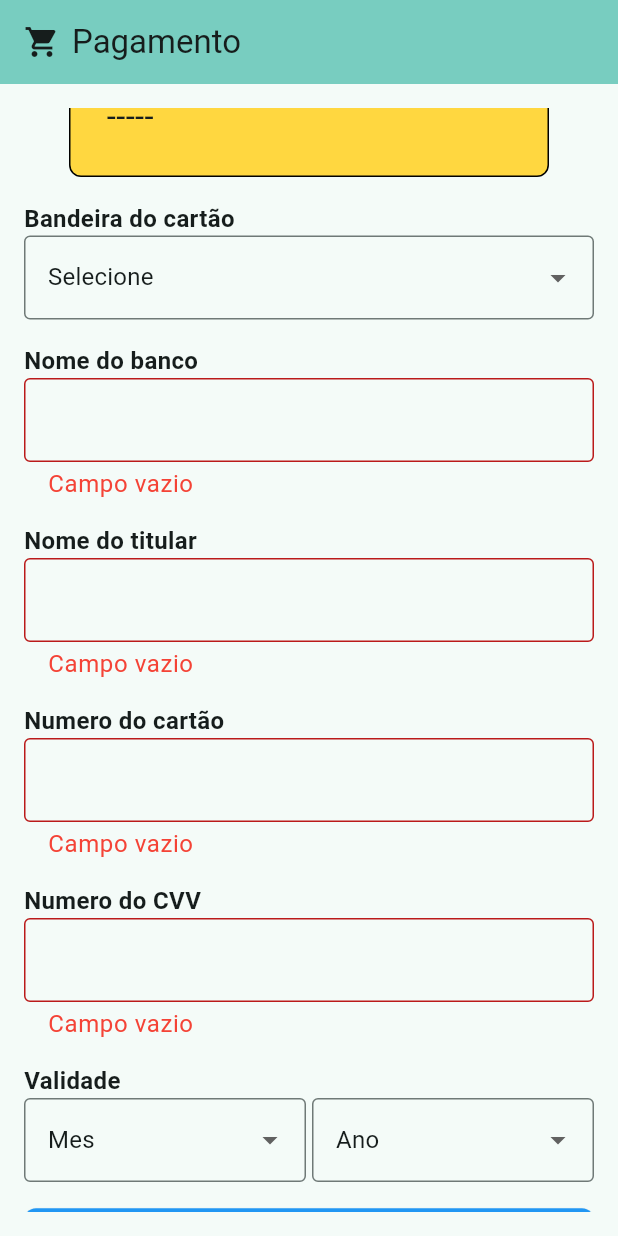
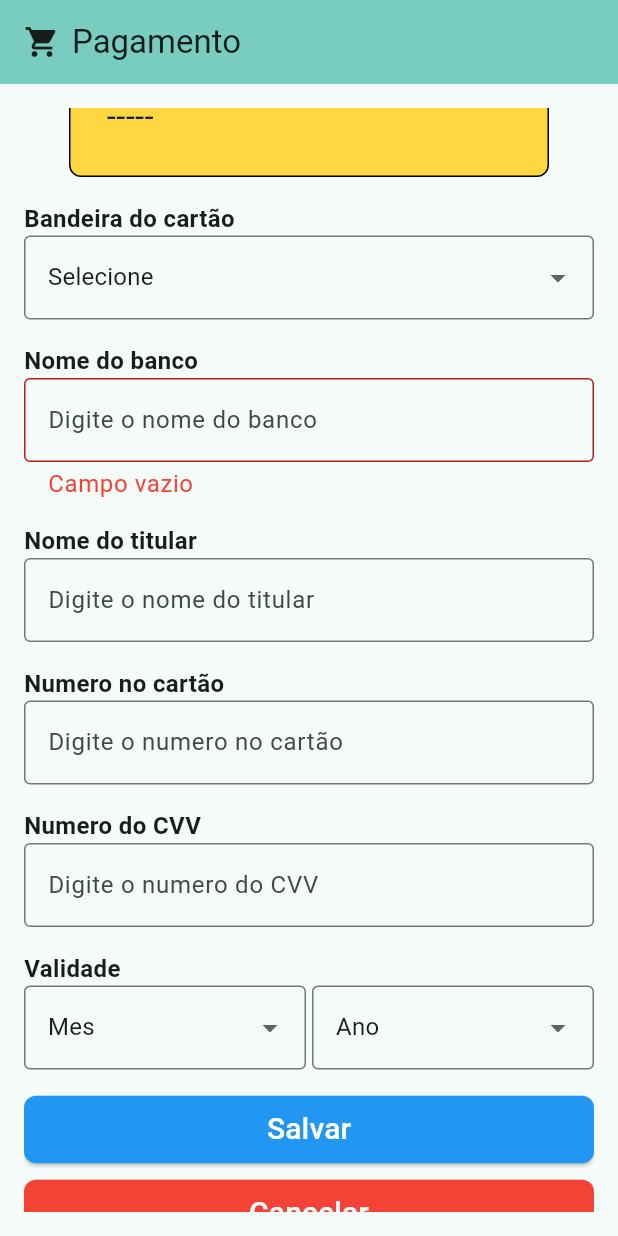
Before and after one commit to otaviohenrique1/app_compras, a Flutter app: the screen it shows after launch, scrolled down 154 dp, after a tap on "Salvar", on a phone screen of 412 x 824 dp. Run offline on Flutter 3.47's test engine with Material 2 defaults, Android fonts, the phone set to English and light mode, and no system bars.

Commit message:
Commit 3

```diff
--- a/lib/components/campo_texto.dart
+++ b/lib/components/campo_texto.dart
@@ -8,8 +8,10 @@ class CampoTexto extends StatelessWidget {
     this.obscureText,
     this.initialValue,
     this.hintText,
+    this.validator,
     this.onChanged,
     this.onSaved,
+    this.controller,
   });
 
   final String? labelText;
@@ -17,18 +19,16 @@ class CampoTexto extends StatelessWidget {
   final TextInputType? keyboardType;
   final bool? obscureText;
   final String? initialValue;
-  final Function(String)? onChanged;
-  final Function(String?)? onSaved;
+  final TextEditingController? controller;
+  final String? Function(String?)? validator;
+  final void Function(String)? onChanged;
+  final void Function(String?)? onSaved;
 
   @override
   Widget build(BuildContext context) {
     return TextFormField(
-      validator: (value) {
-        if (value == null || value.isEmpty) {
-          return "Campo vazio";
-        }
-        return null;
-      },
+      controller: controller,
+      validator: validator,
       onChanged: onChanged,
       onSaved: onSaved,
       initialValue: initialValue,
--- a/lib/components/select.dart
+++ b/lib/components/select.dart
@@ -6,11 +6,13 @@ class Select extends StatefulWidget {
     required this.lista,
     this.validator,
     this.outroItem,
+    this.onSaved,
   });
 
   final List<String> lista;
+  final String? outroItem;
   final String? Function(String?)? validator;
-  final String? outroItem;
+  final void Function(String?)? onSaved;
 
   @override
   State<Select> createState() => _SelectState();
@@ -41,6 +43,7 @@ class _SelectState extends State<Select> {
           dropdownValue = value!;
         });
       },
+      onSaved: widget.onSaved,
       decoration: InputDecoration(
         border: OutlineInputBorder(
           borderSide: const BorderSide(
--- a/lib/pages/homepage.dart
+++ b/lib/pages/homepage.dart
@@ -12,9 +12,17 @@ class Homepage extends StatefulWidget {
 }
 
 class _HomepageState extends State<Homepage> {
+  final formKey = GlobalKey<FormState>();
+
   @override
   Widget build(BuildContext context) {
-    var formKey = GlobalKey<FormState>();
+    final bandeiraCartaoCreditoController = TextEditingController();
+
+    String bandeiraCartaoCredito = "";
+    String _nomeBanco = "";
+    String _nomeTitular = "";
+    String _numeroCartao = "";
+    String _numeroCartaoCVV = "";
 
     return Scaffold(
       appBar: AppBar(
@@ -37,44 +45,76 @@ class _HomepageState extends State<Homepage> {
             children: <Widget>[
               Padding(
                 padding: const EdgeInsets.only(bottom: 16),
-                child: Cartao(),
+                child: Cartao(
+                  bandeiraCartaoCredito: bandeiraCartaoCredito,
+                  nomeBanco: _nomeBanco,
+                  nomeTitular: _nomeTitular,
+                ),
               ),
               LabelCampo(
                 padding: const EdgeInsets.only(bottom: 16),
                 exibeTitulo: true,
                 titulo: "Bandeira do cartão",
-                campo: Select(lista: listaBandeirasCartaoCredito),
+                campo: Select(
+                  lista: listaBandeirasCartaoCredito,
+                  onSaved: (value) {
+                    bandeiraCartaoCredito = value!;
+                  },
+                ),
               ),
-              const LabelCampo(
-                padding: EdgeInsets.only(bottom: 16),
+              LabelCampo(
+                padding: const EdgeInsets.only(bottom: 16),
                 exibeTitulo: true,
                 titulo: "Nome do banco",
                 campo: CampoTexto(
                   keyboardType: TextInputType.text,
+                  hintText: "Digite o nome do banco",
+                  onSaved: (value) {
+                    _nomeBanco = value!;
+                  },
+                  controller: bandeiraCartaoCreditoController,
+                  validator: (value) {
+                    if (value == null || value.isEmpty) {
+                      return "Campo vazio";
+                    }
+                    return null;
+                  },
                 ),
               ),
-              const LabelCampo(
-                padding: EdgeInsets.only(bottom: 16),
+              LabelCampo(
+                padding: const EdgeInsets.only(bottom: 16),
                 exibeTitulo: true,
                 titulo: "Nome do titular",
                 campo: CampoTexto(
                   keyboardType: TextInputType.text,
+                  hintText: "Digite o nome do titular",
+                  onSaved: (value) {
+                    _nomeTitular = value!;
+                  },
                 ),
               ),
-              const LabelCampo(
-                padding: EdgeInsets.only(bottom: 16),
+              LabelCampo(
+                padding: const EdgeInsets.only(bottom: 16),
                 exibeTitulo: true,
-                titulo: "Numero do cartão",
+                titulo: "Numero no cartão",
                 campo: CampoTexto(
                   keyboardType: TextInputType.text,
+                  hintText: "Digite o numero no cartão",
+                  onSaved: (value) {
+                    _numeroCartao = value!;
+                  },
                 ),
               ),
-              const LabelCampo(
-                padding: EdgeInsets.only(bottom: 16),
+              LabelCampo(
+                padding: const EdgeInsets.only(bottom: 16),
                 exibeTitulo: true,
                 titulo: "Numero do CVV",
                 campo: CampoTexto(
                   keyboardType: TextInputType.number,
+                  hintText: "Digite o numero do CVV",
+                  onSaved: (value) {
+                    _numeroCartaoCVV = value!;
+                  },
                 ),
               ),
               LabelCampo(
@@ -104,37 +144,30 @@ class _HomepageState extends State<Homepage> {
                 fontSize: 20,
                 onPressed: () {
                   if (formKey.currentState!.validate()) {
-                    ScaffoldMessenger.of(context).showSnackBar(
-                      const SnackBar(
-                        content: Text(
-                          "Produto editado com sucesso!",
-                          style: TextStyle(fontSize: 16),
-                        ),
-                        showCloseIcon: true,
-                      ),
-                    );
+                    // ScaffoldMessenger.of(context).showSnackBar(
+                    //   const SnackBar(
+                    //     content: Text(
+                    //       "Produto editado com sucesso!",
+                    //       style: TextStyle(fontSize: 16),
+                    //     ),
+                    //     showCloseIcon: true,
+                    //   ),
+                    // );
+                    print("_nomeBanco => $_nomeBanco");
+                    print(_nomeTitular);
+                    print(bandeiraCartaoCredito);
+                    print(_numeroCartao);
+                    print(_numeroCartaoCVV);
                   }
                 },
               ),
               const SizedBox(height: 8),
               Botao(
                 backgroundColor: Colors.red,
-                label: "Salvar",
+                label: "Cancelar",
                 fontColor: Colors.white,
                 fontSize: 20,
-                onPressed: () {
-                  if (formKey.currentState!.validate()) {
-                    ScaffoldMessenger.of(context).showSnackBar(
-                      const SnackBar(
-                        content: Text(
-                          "Produto editado com sucesso!",
-                          style: TextStyle(fontSize: 16),
-                        ),
-                        showCloseIcon: true,
-                      ),
-                    );
-                  }
-                },
+                onPressed: () {},
               ),
             ],
           ),
```
